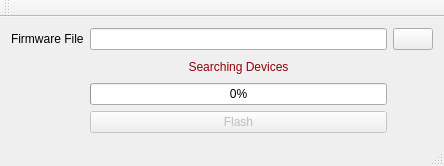
This is mainwindow.ui in paparazzi/paparazzi-flasher as Qt 5 draws it before an edit. The edited form follows.
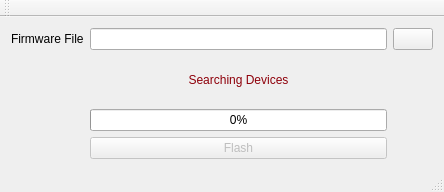
This is the edited form. Icons and pictures are not drawn.

Commit message: Added paparazzi logo to the interface.

```diff
--- a/mainwindow.ui
+++ b/mainwindow.ui
@@ -7,7 +7,7 @@
     <x>0</x>
     <y>0</y>
     <width>444</width>
-    <height>166</height>
+    <height>192</height>
    </rect>
   </property>
   <property name="windowTitle">
```
Left out of the diff: 61 changed lines with no effect on the pictures. The commit also changes 2 other files.
